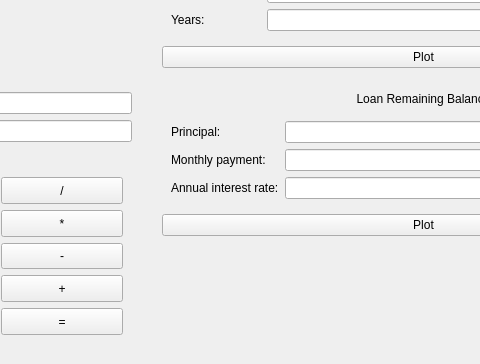
Above: app/calculator.ui from ebaustria/financial_calculator before the change; both pictures show x 411 to 891 and y 401 to 765 of the 1116 by 765 pixel window. Below: the same form after it.
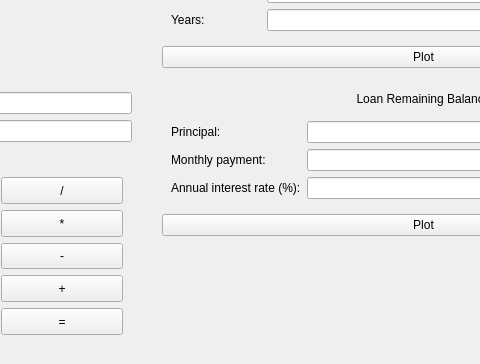
That is the form after the change. Custom widgets are drawn as their Qt base class.

Commit message: Add tooltip, change label text

```diff
--- a/app/calculator.ui
+++ b/app/calculator.ui
@@ -201,7 +201,7 @@
          <item row="2" column="0">
           <widget class="QLabel" name="loanInterestLabel">
            <property name="text">
-            <string>Annual interest rate:</string>
+            <string>Annual interest rate (%):</string>
            </property>
           </widget>
          </item>
```
Left out of the diff: 9 changed lines with no effect on the pictures.
